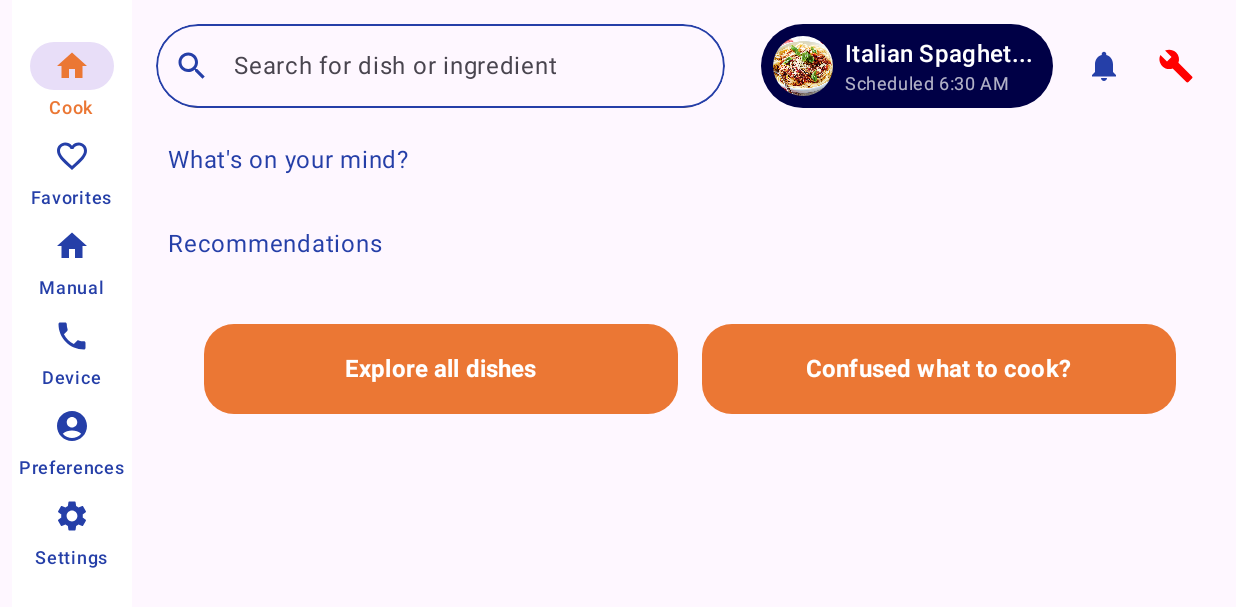
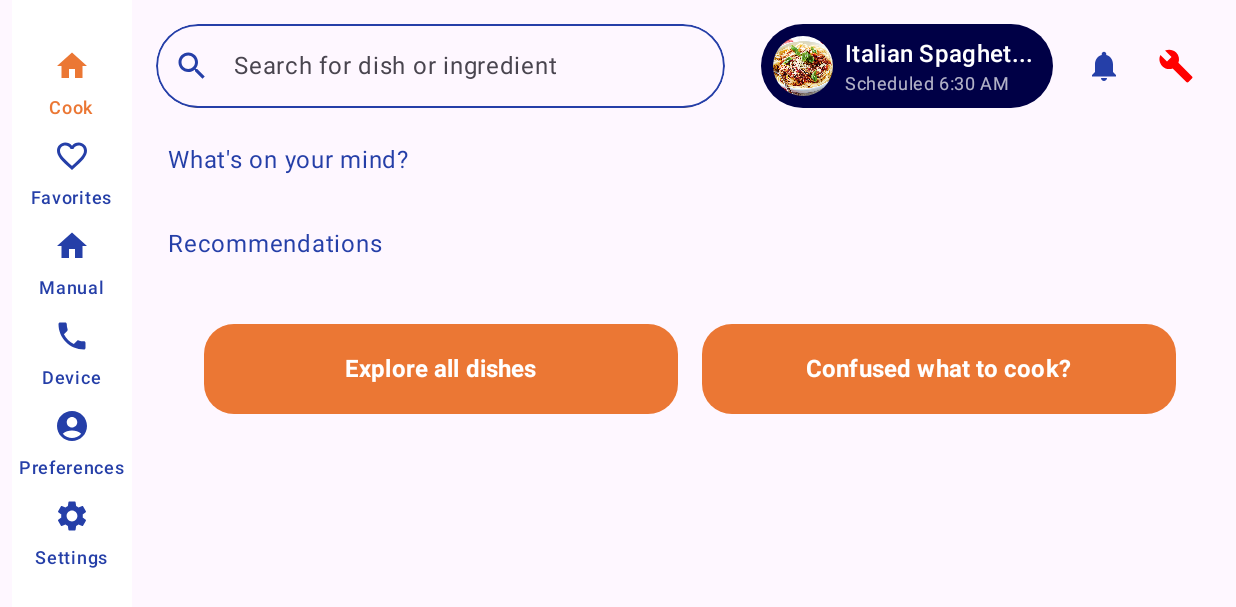
Before and after one commit to rhsajalLimeroad/Let-s-Nosh, an Android app built with Jetpack Compose: the screen it shows after launch (MainActivity), on a phone screen of 824 x 412 dp (held sideways). Shown: the top 607 px of the screen. Run offline under Robolectric (Android 15) with nearby library versions, the phone set to English and light mode, and no system bars; our stand-ins replace livedata-compose; pictures from the network do not load; 2 statements that could not run were skipped.

Commit message:
final changes 2

```diff
--- a/app/src/main/java/com/example/letsnosh/ui/activities/MainActivity.kt
+++ b/app/src/main/java/com/example/letsnosh/ui/activities/MainActivity.kt
@@ -55,6 +55,7 @@ import androidx.compose.material3.IconButton
 import androidx.compose.material3.MaterialTheme
 import androidx.compose.material3.NavigationRail
 import androidx.compose.material3.NavigationRailItem
+import androidx.compose.material3.NavigationRailItemColors
 import androidx.compose.material3.Scaffold
 import androidx.compose.material3.Text
 import androidx.compose.material3.TextField
@@ -199,7 +200,16 @@ private fun NavigationBar(modifier: Modifier = Modifier) {
                         )
                     },
                     selected = isSelected,
-                    onClick = { if (isSelected.not()) stayTunedToastMessage(ctx) }
+                    onClick = { if (isSelected.not()) stayTunedToastMessage(ctx) },
+                    colors = NavigationRailItemColors(
+                        selectedIconColor = Orange,
+                        selectedTextColor = Orange,
+                        selectedIndicatorColor = Color.White,
+                        unselectedIconColor = Blue,
+                        unselectedTextColor = Blue,
+                        disabledIconColor = Blue,
+                        disabledTextColor = Blue
+                    )
                 )
             }
         }
```
